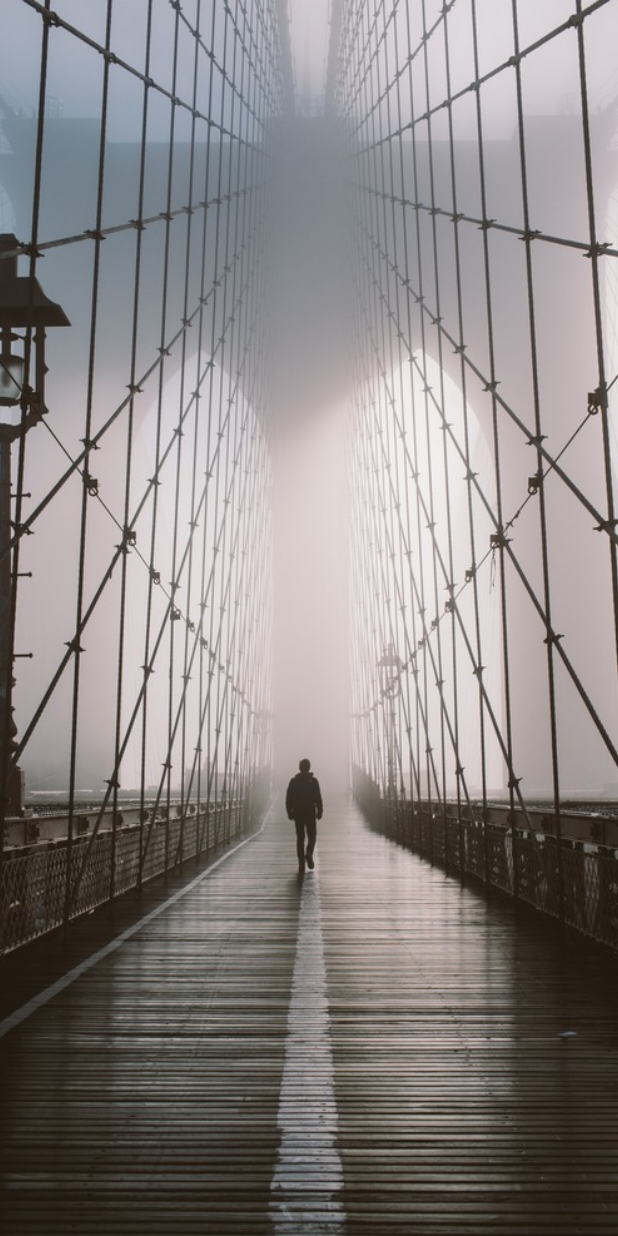
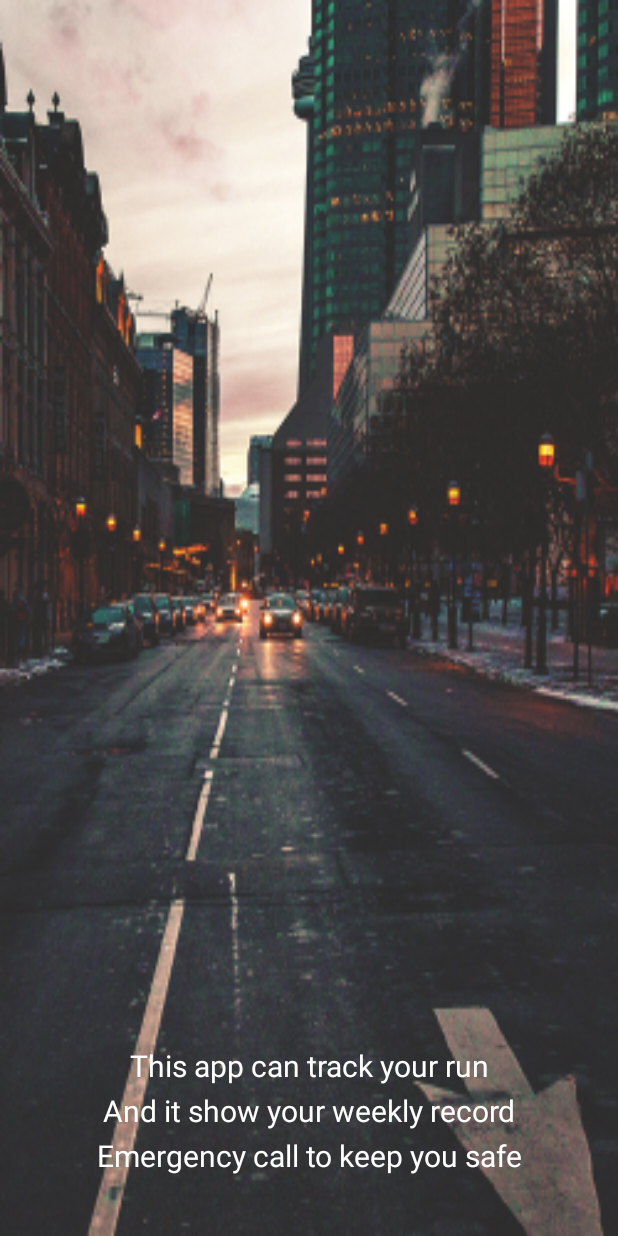
Before and after one commit to iceice815/Mobile_Proj2, an Android app: the layout guide_view2.xml on its own in the app's theme, with its tools: preview values and no code run, on a phone screen of 412 x 824 dp. Run offline under Robolectric (Android 15) with nearby library versions, the phone set to English and light mode, and no system bars.

Commit message:
adjust guide page

```diff
--- a/MyApplication/app/src/main/java/proj2/mobile/melbourne/elderfitness/WelcomeActivity.java
+++ b/MyApplication/app/src/main/java/proj2/mobile/melbourne/elderfitness/WelcomeActivity.java
@@ -46,8 +46,8 @@ public class WelcomeActivity extends Activity {
 
     private void startMainActivity(){
         // elapsedRealtime() 从开机到现在的毫秒数
-        Random random = new Random(SystemClock.elapsedRealtime());
-        mIVEntry.setImageResource(Imgs[random.nextInt(Imgs.length)]);
+//        Random random = new Random(SystemClock.elapsedRealtime());
+//        mIVEntry.setImageResource(Imgs[random.nextInt(Imgs.length)]);
 
         // timer: 延迟执行某个操作，第一个参数表示延迟时间，第二个参数是时间单位
         Observable.timer(1000, TimeUnit.MILLISECONDS)
--- a/MyApplication/app/src/main/res/layout/activity_welcome.xml
+++ b/MyApplication/app/src/main/res/layout/activity_welcome.xml
@@ -8,7 +8,7 @@
         android:layout_width="match_parent"
         android:layout_height="match_parent"
         android:scaleType="fitXY"
-        android:src="@drawable/welcomimg1"/>
+        android:src="@drawable/welcomimg5"/>
 
     <!--在ImageView上覆盖一个View，该View用渐变色背景welcomimg_bg.xml以暗化图片-->
     <View
--- a/MyApplication/app/src/main/res/layout/guide_view2.xml
+++ b/MyApplication/app/src/main/res/layout/guide_view2.xml
@@ -1,14 +1,42 @@
 <?xml version="1.0" encoding="utf-8"?>
-<LinearLayout xmlns:android="http://schemas.android.com/apk/res/android"
+<RelativeLayout xmlns:android="http://schemas.android.com/apk/res/android"
     android:layout_width="match_parent"
-    android:layout_height="match_parent"
-    android:orientation="vertical" >
+    android:layout_height="match_parent">
 
     <ImageView
+        android:id="@+id/iv_entry"
         android:layout_width="match_parent"
         android:layout_height="match_parent"
-        android:scaleType="centerCrop"
-        android:src="@mipmap/guide_img2"
-        />
+        android:scaleType="fitXY"
+        android:src="@mipmap/welcomimg3"/>
 
-</LinearLayout>
+    <TextView
+        android:layout_width="match_parent"
+        android:layout_height="wrap_content"
+        android:layout_alignParentBottom="true"
+        android:layout_marginBottom="100dp"
+        android:gravity="center"
+        android:text="@string/intro1"
+        android:textColor="@android:color/white"
+        android:textSize="20sp"/>
+
+    <TextView
+        android:layout_width="match_parent"
+        android:layout_height="wrap_content"
+        android:layout_alignParentBottom="true"
+        android:layout_marginBottom="70dp"
+        android:gravity="center"
+        android:text="@string/intro2"
+        android:textColor="@android:color/white"
+        android:textSize="20sp"/>
+
+    <TextView
+        android:layout_width="match_parent"
+        android:layout_height="wrap_content"
+        android:layout_alignParentBottom="true"
+        android:layout_marginBottom="40dp"
+        android:gravity="center"
+        android:text="@string/intro3"
+        android:textColor="@android:color/white"
+        android:textSize="20sp"/>
+</RelativeLayout>
--- a/MyApplication/app/src/main/res/layout/guide_view3.xml
+++ b/MyApplication/app/src/main/res/layout/guide_view3.xml
@@ -7,7 +7,7 @@
         android:layout_width="match_parent"
         android:layout_height="match_parent"
         android:scaleType="centerCrop"
-        android:src="@mipmap/guide_img3" />
+        android:src="@drawable/welcomimg1" />
     <Button
         android:id="@+id/btn_enter"
         android:layout_width="126dp"
--- a/MyApplication/app/src/main/res/values/strings.xml
+++ b/MyApplication/app/src/main/res/values/strings.xml
@@ -1,5 +1,9 @@
 <resources>
     <string name="app_name">ElderFitness</string>
-    <string name="title">YuchenQ</string>
-    <string name="entry">立即体验</string>
+    <string name="title">ElderFitness</string>
+    <string name="entry">Start Now</string>
+    <string name="welcome">Welcome to elder fitness!</string>
+    <string name="intro1">This app can track your run</string>
+    <string name="intro2">And it show your weekly record</string>
+    <string name="intro3">Emergency call to keep you safe</string>
 </resources>
```
Also changed, not shown: MyApplication/app/src/main/res/layout/guide_view1.xml (+15 -7 lines), MyApplication/app/src/main/res/mipmap-xxhdpi/welcomimg1.jpg (added), MyApplication/app/src/main/res/mipmap-xxhdpi/welcomimg10.jpg (added), MyApplication/app/src/main/res/mipmap-xxhdpi/welcomimg11.jpg (added), MyApplication/app/src/main/res/mipmap-xxhdpi/welcomimg12.jpg (added), MyApplication/app/src/main/res/mipmap-xxhdpi/welcomimg2.jpg (added), MyApplication/app/src/main/res/mipmap-xxhdpi/welcomimg3.jpg (added), MyApplication/app/src/main/res/mipmap-xxhdpi/welcomimg4.jpg (added), MyApplication/app/src/main/res/mipmap-xxhdpi/welcomimg5.jpg (added), MyApplication/app/src/main/res/mipmap-xxhdpi/welcomimg6.jpg (added), MyApplication/app/src/main/res/mipmap-xxhdpi/welcomimg7.jpg (added), MyApplication/app/src/main/res/mipmap-xxhdpi/welcomimg8.jpg (added), MyApplication/app/src/main/res/mipmap-xxhdpi/welcomimg9.jpg (added).
